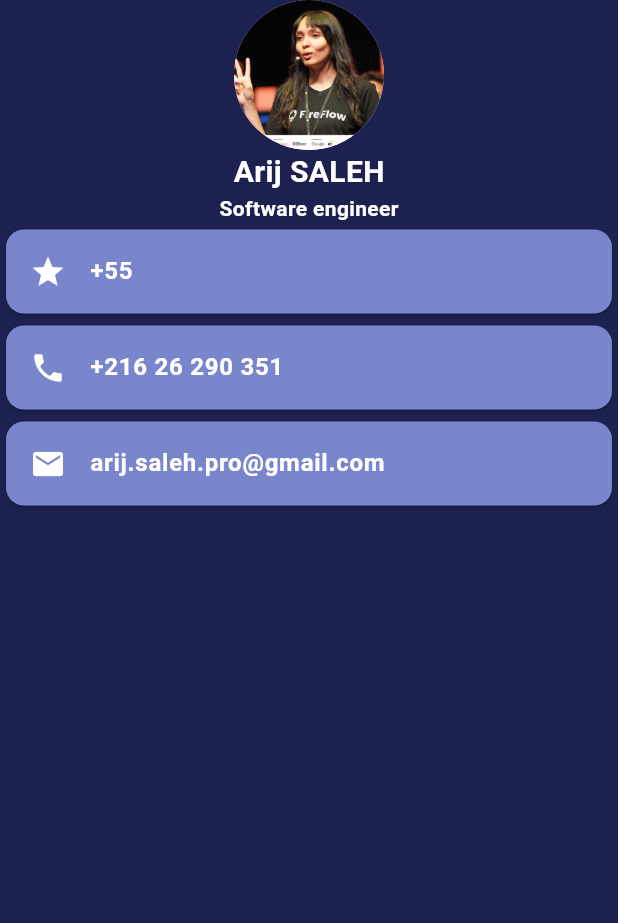
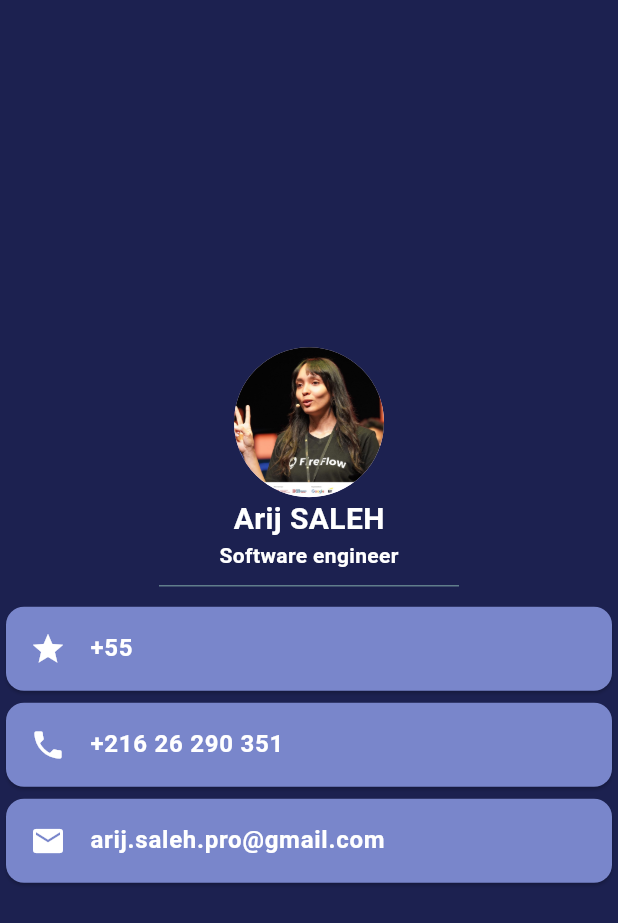
Before and after one commit to ArijSaaleh/portfolio_app_flutter, a Flutter app: the screen it shows after launch, on a phone screen of 412 x 824 dp. Shown: the top 923 px of the screen. Run offline on Flutter 3.47's test engine with Material 3 defaults, Android fonts, the phone set to English and light mode, and no system bars.

Commit message:
final commit

```diff
--- a/lib/main.dart
+++ b/lib/main.dart
@@ -14,6 +14,7 @@ class MyApp extends StatelessWidget {
         backgroundColor: const Color.fromARGB(255, 28, 33, 80),
         body: SafeArea(
           child: Column(
+            mainAxisAlignment: MainAxisAlignment.center,
             children: [
               CircleAvatar(
                 radius: 50,
@@ -33,6 +34,11 @@ class MyApp extends StatelessWidget {
                   color: const Color.fromARGB(255, 255, 255, 255),
                   fontWeight: FontWeight.bold,
                 ),
+              ),
+              SizedBox(
+                height: 20,
+                width: 200,
+                child: Divider(color: Colors.blueGrey),
               ),
               Card(
                 color: Colors.indigo[300],
```
